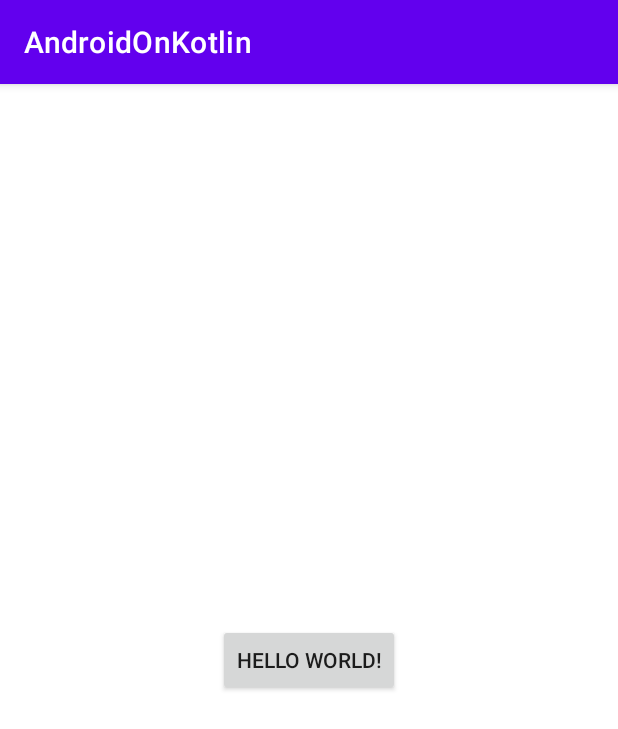
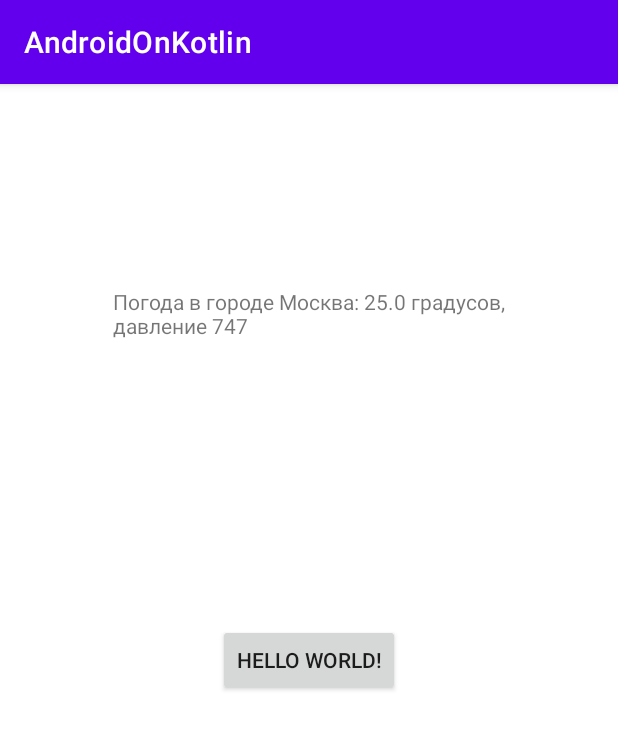
Before and after one commit to adeobold/AndroidOnKotlin, an Android app: the screen it shows after launch (MainActivity), after a tap on "HELLO WORLD!", on a phone screen of 412 x 824 dp. Shown: the top 729 px of the screen. Run offline under Robolectric (Android 15) with nearby library versions, the phone set to English and light mode, and no system bars.

Commit message:
Урок 1 / Создал класс WeatherItem для хранения единицы информации о погоде в определенном городе, сделал объект этого класса и вывел в TextView при нажатии на кнопку

```diff
--- a/app/src/main/java/com/android1/androidonkotlin/MainActivity.kt
+++ b/app/src/main/java/com/android1/androidonkotlin/MainActivity.kt
@@ -1,18 +1,28 @@
 package com.android1.androidonkotlin
 
+import android.annotation.SuppressLint
 import androidx.appcompat.app.AppCompatActivity
 import android.os.Bundle
 import android.util.Log
 import android.widget.Button
+import android.widget.TextView
 
 class MainActivity : AppCompatActivity() {
+    @SuppressLint("SetTextI18n")
     override fun onCreate(savedInstanceState: Bundle?) {
         super.onCreate(savedInstanceState)
         setContentView(R.layout.activity_main)
 
         findViewById<Button>(R.id.btnHello).setOnClickListener{
             Log.d("$$$", "Нажали на кнопку!")
+            val itemMoscow = WeatherItem("Москва", 25.0, 747, 30, 3)
+            Log.d("$$$", "Создали объект класса WeatherItem")
+            val txtInfo = findViewById<TextView>(R.id.txtInfo)
+            txtInfo.text = "Погода в городе ${itemMoscow.town}: ${itemMoscow.temperature} градусов, давление ${itemMoscow.pressure}"
         }
 
     }
 }
+
+data class WeatherItem(val town: String, val temperature: Double,
+                       val pressure: Int, val humidity: Int, val wind: Int)
--- a/app/src/main/res/layout/activity_main.xml
+++ b/app/src/main/res/layout/activity_main.xml
@@ -16,4 +16,14 @@
         app:layout_constraintRight_toRightOf="parent"
         app:layout_constraintTop_toTopOf="parent" />
 
+    <TextView
+        android:id="@+id/txtInfo"
+        android:layout_width="262dp"
+        android:layout_height="89dp"
+        android:text="@string/txtInfoStartText"
+        app:layout_constraintBottom_toTopOf="@+id/btnHello"
+        app:layout_constraintEnd_toEndOf="parent"
+        app:layout_constraintStart_toStartOf="parent"
+        app:layout_constraintTop_toTopOf="parent" />
+
 </androidx.constraintlayout.widget.ConstraintLayout>
--- a/app/src/main/res/values/strings.xml
+++ b/app/src/main/res/values/strings.xml
@@ -1,3 +1,4 @@
 <resources>
     <string name="app_name">AndroidOnKotlin</string>
+    <string name="txtInfoStartText">Здесь будет инфа об объектах тестового класса</string>
 </resources>
```
